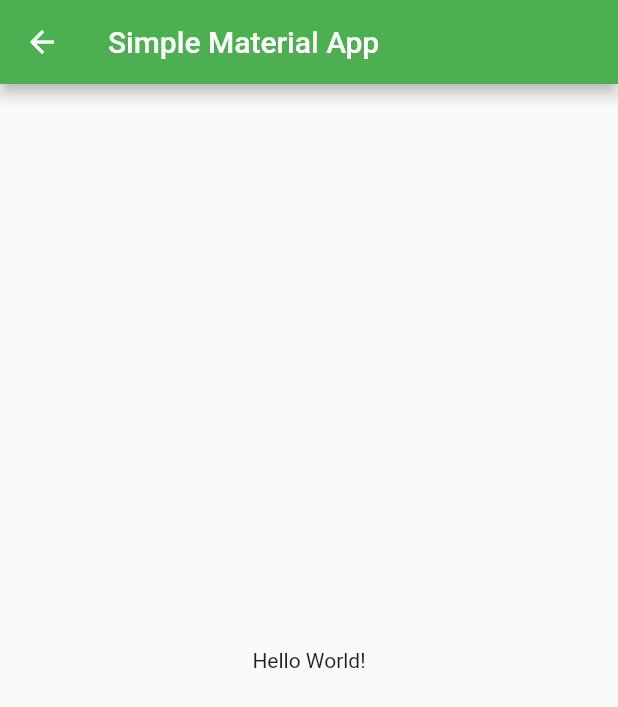
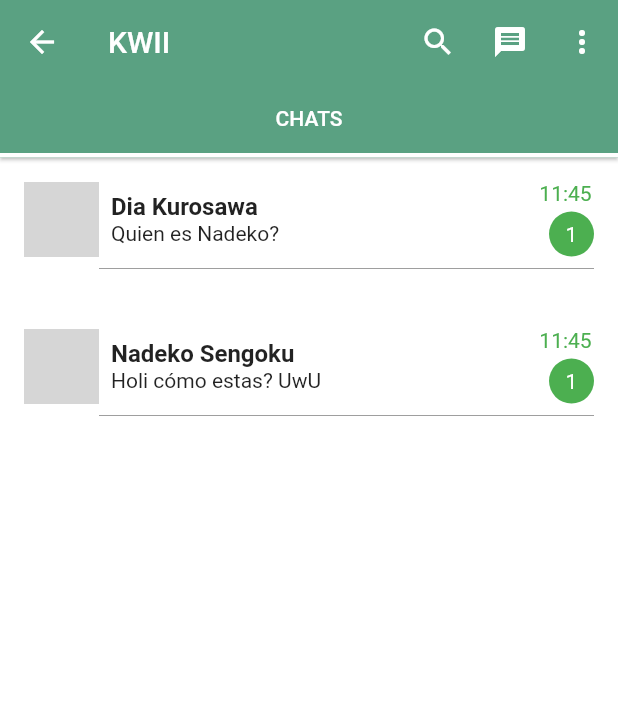
Before and after one commit to clifford-un/kwii-mobile, a Flutter app: the screen it shows after launch, after a tap on "Login", on a phone screen of 412 x 824 dp. Shown: the top 707 px of the screen. Run offline on Flutter 3.47's test engine with Material 2 defaults, Android fonts, the phone set to English and light mode, and no system bars; network calls fail; grey boxes are pictures that could not be loaded.

Commit message:
chat list view :alien:

```diff
--- /dev/null
+++ b/lib/Screens/chat_list.dart
@@ -0,0 +1,162 @@
+import 'package:flutter/material.dart';
+
+class chat_list extends StatefulWidget {
+  @override
+  _chatListState createState() => _chatListState();
+}
+
+class _chatListState extends State<chat_list> {
+
+
+  static List<String> dados =[
+    'Dia Kurosawa',
+    'Nadeko Sengoku',
+  ];
+
+  static List<String> imageses =[
+    'https://static.zerochan.net/Kurosawa.Dia.full.2222565.jpg',
+    'https://cdn.myanimelist.net/images/characters/2/264877.jpg',
+  ];
+
+  static List<String> testo =[
+    'Quien es Nadeko?',
+    'Holi cómo estas? UwU',
+  ];
+
+  @override
+  Widget build(BuildContext context) {
+    return DefaultTabController(
+      length: 1,
+      initialIndex: 0,
+      child: Scaffold(
+        appBar: AppBar(
+          elevation: 1,
+          backgroundColor: Color(0xFF5AA182),
+          title: Text("KWII"),
+          actions: <Widget>[
+            IconButton(
+              onPressed: (){},
+              icon: Icon(Icons.search),
+            ),
+            IconButton(
+              onPressed: (){},
+              icon: Icon(Icons.message),
+            ),
+            IconButton(
+              onPressed: (){},
+              icon: Icon(Icons.more_vert),
+            )
+          ],
+          bottom: TabBar(
+            indicatorWeight: 3,
+            indicatorSize: TabBarIndicatorSize.tab,
+            indicatorColor: Colors.white,
+            tabs: <Widget>[
+              //Tab(
+                //text: 'Ligações'.toUpperCase(),
+              //),
+              Tab(
+                text: "Chats".toUpperCase(),
+              ),
+             // Tab(
+                //text: "Contatos".toUpperCase(),
+              //)
+            ],
+          ),
+        ),
+        body: TabBarView(
+          children: [
+            //Container(color: Colors.green,),
+            Container(
+              color: Colors.white,
+              child: ListView.builder(
+                itemCount: dados.length,
+                itemBuilder: (context, index){
+                  var title = dados.elementAt(index);
+                  var imagese = imageses.elementAt(index);
+                  var testos = testo.elementAt(index);
+
+                  return Container(
+                    width: double.maxFinite,
+                    height: 98,
+                    child: Padding(
+                      padding: const EdgeInsets.all(16.0),
+                      child: Column(
+                        children: <Widget>[
+                          Row(
+                            children: <Widget>[
+                              Padding(
+                                padding: const EdgeInsets.only( right: 8),
+                                child: Image(
+                                  width: 50,
+                                  height: 50,
+                                  image: NetworkImage(imagese),
+                                ),
+                              ),
+                              Column(
+                                crossAxisAlignment: CrossAxisAlignment.start,
+                                children: <Widget>[
+                                  Text(title,
+                                    style: TextStyle(
+                                      fontSize: 16,
+                                      fontWeight: FontWeight.bold
+                                    ),
+                                  ),
+                                  Text(testos,
+                                    style: TextStyle(
+                                      fontSize: 14
+                                    ),
+                                  )
+                                ],
+                              ),
+                              Spacer(),
+                              Column(
+                                children: <Widget>[
+                                  Text("11:45", style: TextStyle(
+                                      color: Colors.green
+                                  ),
+                                  ),
+
+                                  Padding(
+                                    padding: const EdgeInsets.only(top: 4, left: 8),
+                                    child: Container(
+                                      width: 30,
+                                      height: 30,
+                                      decoration: BoxDecoration(
+                                        color: Colors.green,
+                                        borderRadius: BorderRadius.all(Radius.circular(100)),
+                                      ),
+                                      child: Center(
+                                        child: Text(
+                                          '1',
+                                          style: TextStyle(
+                                              color: Colors.white
+                                          ),
+                                        ),
+                                      ),
+                                    ),
+                                  )
+                                ],
+                              )
+                            ],
+                          ),
+                          Container(
+                            margin: EdgeInsets.only(left: 50),
+                            child: Divider(
+                              color: Colors.grey,
+                            ),
+                          )
+                        ],
+                      ),
+                    ),
+                  );
+                },
+              ),
+            ),
+           // Container(color: Colors.red, child: Text("Hello World!"),),
+          ],
+        ),
+      ),
+    );
+  }
+}
--- a/lib/Screens/loginScreen.dart
+++ b/lib/Screens/loginScreen.dart
@@ -1,5 +1,5 @@
 import 'package:flutter/material.dart';
-import './chatroom.dart';
+import './chat_list.dart';
 // LoginScreen
 // _LoginScreenState
 
@@ -58,7 +58,7 @@ class _LoginScreenState extends State<LoginScreen> {
           print("_emailValue: $_emailValue");
           print("_passwordValue: $_passwordValue");
           Navigator.push(context,
-                MaterialPageRoute(builder: (context) => chatroom()));
+                MaterialPageRoute(builder: (context) => chat_list()));
         },
         child: Text("Login",
             textAlign: TextAlign.center,
```
Also changed, not shown: flutter_01.png (added), flutter_02.png (added).
